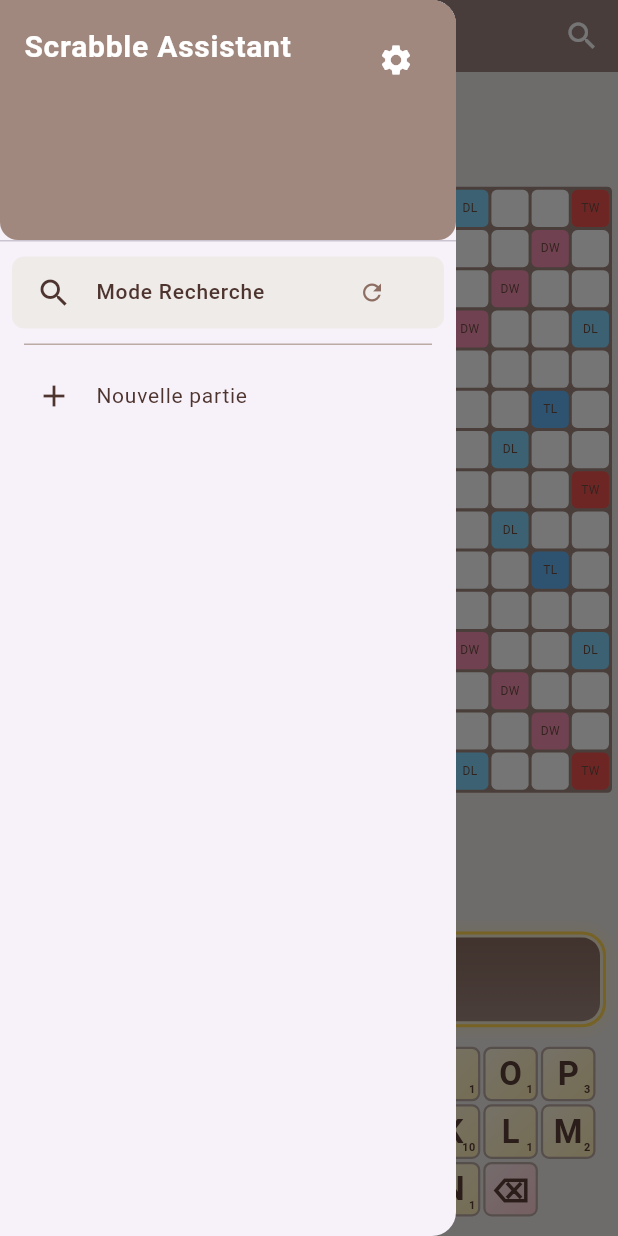
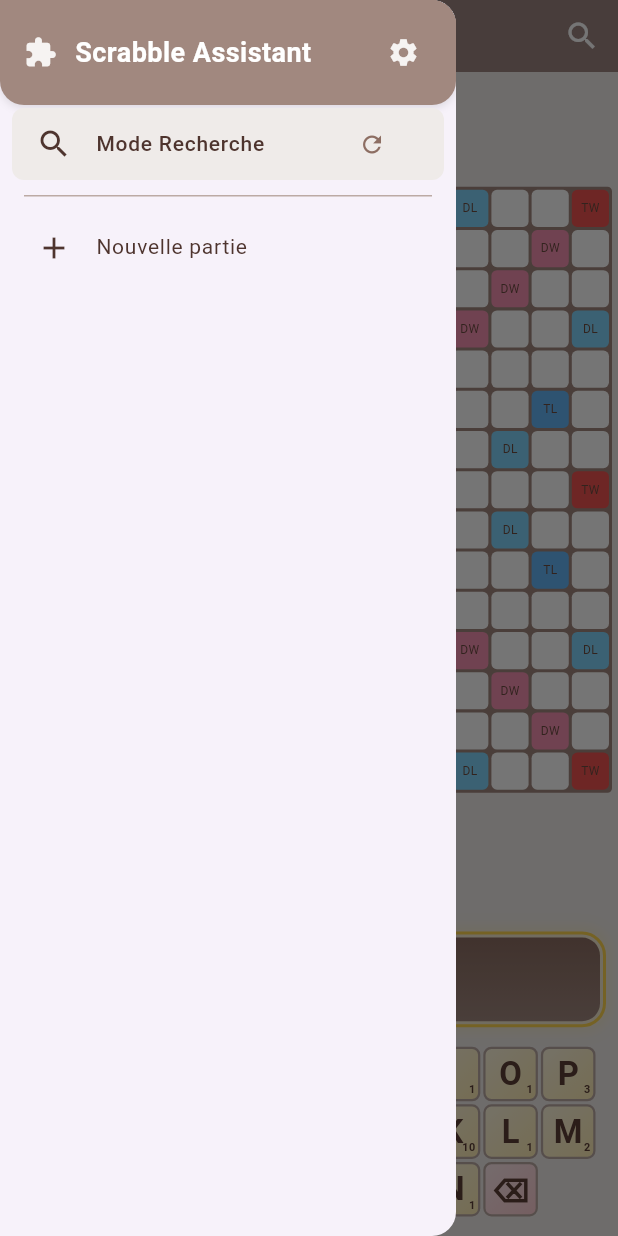
Before and after one commit to Feliacin/appli_scrabble, a Flutter app: the screen it shows after launch, with the side drawer open, on a phone screen of 412 x 824 dp. Run offline on Flutter 3.47's test engine with Material 3 defaults, Android fonts, the phone set to English and light mode, and no system bars; our stand-ins replace shared_preferences; statements that could not run were skipped.

Commit message:
Message clair décrivant vos changements

```diff
--- a/lib/screen.dart
+++ b/lib/screen.dart
@@ -503,33 +503,67 @@
   }
 
   Widget _buildDrawerHeader(AppState appState) {
-    return DrawerHeader(
+  return Container(
+    padding: const EdgeInsets.all(16),
     decoration: BoxDecoration(
       color: Colors.brown[300],
-        borderRadius: const BorderRadius.vertical(bottom: Radius.circular(12)),
+      borderRadius: const BorderRadius.vertical(bottom: Radius.circular(16)),
+      boxShadow: [
+        BoxShadow(
+          color: Colors.black.withOpacity(0.1),
+          blurRadius: 4,
+          offset: const Offset(0, 2),
         ),
-      padding: const EdgeInsets.all(16),
-      child: Row(
-        mainAxisAlignment: MainAxisAlignment.spaceBetween,
+      ],
+    ),
+    child: Column(
+      mainAxisSize: MainAxisSize.min,
       crossAxisAlignment: CrossAxisAlignment.start,
       children: [
+        Row(
+          mainAxisAlignment: MainAxisAlignment.spaceBetween,
+          children: [
+            Row(
+              children: [
+                Icon(
+                  Icons.extension,
+                  color: Colors.white.withOpacity(0.9),
+                  size: 22,
+                ),
+                const SizedBox(width: 12),
                 const Text(
                   'Scrabble Assistant',
                   style: TextStyle(
                     color: Colors.white,
-              fontSize: 20,
-              fontWeight: FontWeight.bold,
+                    fontSize: 18,
+                    fontWeight: FontWeight.w600,
+                    letterSpacing: 0.3,
                   ),
                 ),
-          IconButton(
-            icon: Icon(
+              ],
+            ),
+            Material(
+              color: Colors.transparent,
+              child: InkWell(
+                borderRadius: BorderRadius.circular(50),
+                child: Container(
+                  padding: const EdgeInsets.all(8),
+                  child: Icon(
                     Icons.settings,
-              color: Colors.white,
+                    color: Colors.white.withOpacity(0.9),
+                    size: 22,
                   ),
-            onPressed: () {
+                ),
+                onTap: () {
                   Navigator.pop(context);
                   _showSettingsDialog(context);
                 },
+                hoverColor: Colors.white.withOpacity(0.1),
+                splashColor: Colors.white.withOpacity(0.2),
+                highlightColor: Colors.white.withOpacity(0.1),
+              ),
+            ),
+          ],
         ),
       ],
     ),
```
Lines whose indentation alone changed are shown as unchanged.
